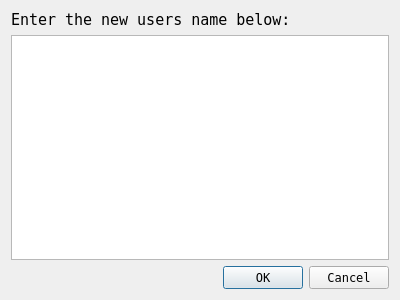
First picture: the form in UI/change_user.ui, repository avar33/ListenToMe-task1, before the edit.
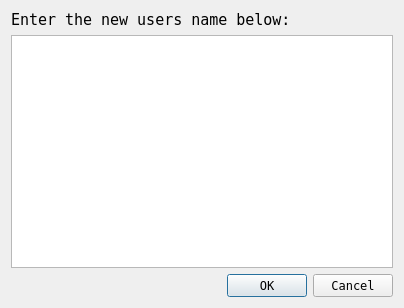
Second picture: the form after the edit.

```diff
--- a/UI/change_user.ui
+++ b/UI/change_user.ui
@@ -6,8 +6,8 @@
    <rect>
     <x>0</x>
     <y>0</y>
-    <width>400</width>
-    <height>300</height>
+    <width>404</width>
+    <height>308</height>
    </rect>
   </property>
   <property name="font">
```
Left out of the diff: 2 changed lines with no effect on the pictures.
